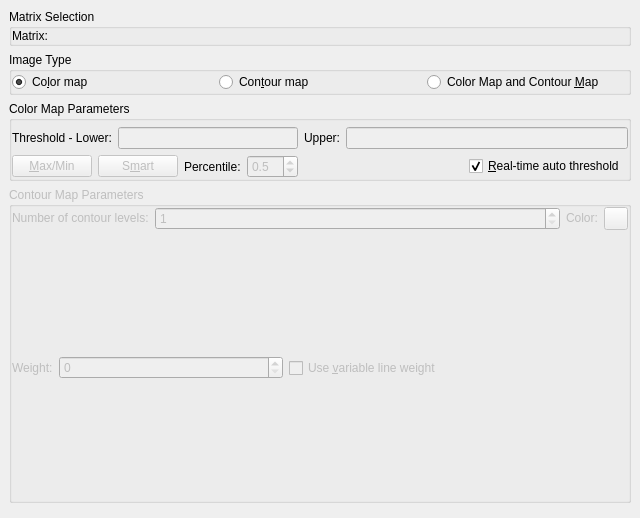
Kst-plot/kst, file src/libkstapp/imagetab.ui: the form before one commit.
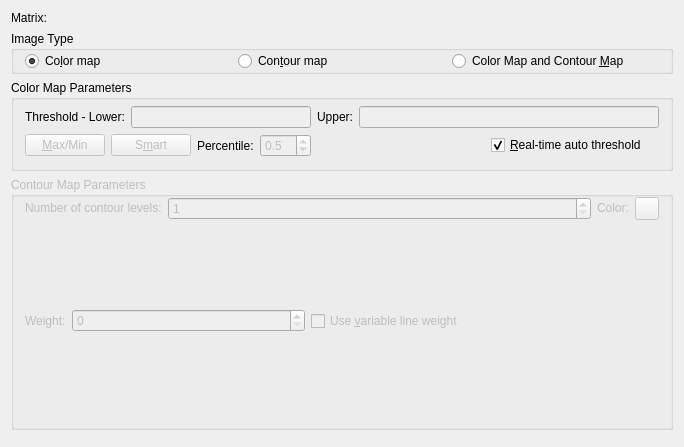
The form after the commit. Custom widgets are drawn as their Qt base class.

```diff
--- a/src/libkstapp/imagetab.ui
+++ b/src/libkstapp/imagetab.ui
@@ -5,94 +5,46 @@
    <rect>
     <x>0</x>
     <y>0</y>
-    <width>640</width>
-    <height>518</height>
+    <width>684</width>
+    <height>447</height>
    </rect>
   </property>
-  <layout class="QVBoxLayout" >
-   <property name="spacing" >
-    <number>-1</number>
-   </property>
-   <property name="leftMargin" >
-    <number>9</number>
-   </property>
-   <property name="topMargin" >
-    <number>9</number>
-   </property>
-   <property name="rightMargin" >
-    <number>9</number>
-   </property>
-   <property name="bottomMargin" >
-    <number>9</number>
-   </property>
-   <item>
-    <widget class="QGroupBox" name="_matrixGroup" >
+  <layout class="QGridLayout" name="gridLayout" >
+   <item row="0" column="0" >
+    <widget class="QLabel" name="textLabel3" >
      <property name="sizePolicy" >
-      <sizepolicy vsizetype="Fixed" hsizetype="Preferred" >
+      <sizepolicy vsizetype="Minimum" hsizetype="Fixed" >
        <horstretch>0</horstretch>
        <verstretch>0</verstretch>
       </sizepolicy>
      </property>
-     <property name="title" >
-      <string>Matrix Selection</string>
+     <property name="text" >
+      <string>Matrix:</string>
      </property>
-     <layout class="QGridLayout" >
-      <property name="leftMargin" >
-       <number>0</number>
-      </property>
-      <property name="topMargin" >
-       <number>0</number>
-      </property>
-      <property name="rightMargin" >
-       <number>0</number>
-      </property>
-      <property name="bottomMargin" >
-       <number>0</number>
-      </property>
-      <item row="0" column="1" >
-       <widget class="Kst::MatrixSelector" native="1" name="_matrix" >
-        <property name="sizePolicy" >
-         <sizepolicy vsizetype="Preferred" hsizetype="MinimumExpanding" >
-          <horstretch>0</horstretch>
-          <verstretch>0</verstretch>
-         </sizepolicy>
-        </property>
-       </widget>
-      </item>
-      <item row="0" column="0" >
-       <widget class="QLabel" name="textLabel3" >
-        <property name="sizePolicy" >
-         <sizepolicy vsizetype="Minimum" hsizetype="Fixed" >
-          <horstretch>0</horstretch>
-          <verstretch>0</verstretch>
-         </sizepolicy>
-        </property>
-        <property name="text" >
-         <string>Matrix:</string>
-        </property>
-        <property name="wordWrap" >
-         <bool>false</bool>
-        </property>
-       </widget>
-      </item>
-     </layout>
+     <property name="wordWrap" >
+      <bool>false</bool>
+     </property>
     </widget>
    </item>
-   <item>
+   <item row="0" column="1" >
+    <widget class="Kst::MatrixSelector" native="1" name="_matrix" >
+     <property name="sizePolicy" >
+      <sizepolicy vsizetype="Preferred" hsizetype="MinimumExpanding" >
+       <horstretch>0</horstretch>
+       <verstretch>0</verstretch>
+      </sizepolicy>
+     </property>
+    </widget>
+   </item>
+   <item row="1" column="0" colspan="2" >
     <widget class="QGroupBox" name="_imageTypeGroup" >
      <property name="title" >
       <string>Image Type</string>
      </property>
      <layout class="QGridLayout" >
-      <property name="leftMargin" >
-       <number>0</number>
-      </property>
       <property name="topMargin" >
        <number>0</number>
       </property>
-      <property name="rightMargin" >
-       <number>0</number>
-      </property>
       <property name="bottomMargin" >
        <number>0</number>
       </property>
@@ -123,7 +75,7 @@
      </layout>
     </widget>
    </item>
-   <item>
+   <item row="2" column="0" colspan="2" >
     <widget class="QGroupBox" name="_colorMapGroup" >
      <property name="sizePolicy" >
       <sizepolicy vsizetype="Fixed" hsizetype="Minimum" >
@@ -135,18 +87,9 @@
       <string>Color Map Parameters</string>
      </property>
      <layout class="QGridLayout" >
-      <property name="leftMargin" >
-       <number>0</number>
-      </property>
       <property name="topMargin" >
        <number>0</number>
       </property>
-      <property name="rightMargin" >
-       <number>0</number>
-      </property>
-      <property name="bottomMargin" >
-       <number>0</number>
-      </property>
       <item row="0" column="0" colspan="4" >
        <widget class="Kst::ColorPalette" native="1" name="_colorPalette" >
         <property name="minimumSize" >
@@ -175,16 +118,7 @@
       </item>
       <item row="1" column="2" colspan="2" >
        <layout class="QHBoxLayout" >
-        <property name="leftMargin" >
-         <number>0</number>
-        </property>
-        <property name="topMargin" >
-         <number>0</number>
-        </property>
-        <property name="rightMargin" >
-         <number>0</number>
-        </property>
-        <property name="bottomMargin" >
+        <property name="margin" >
          <number>0</number>
         </property>
         <item>
@@ -217,16 +151,7 @@
       </item>
       <item row="1" column="0" colspan="2" >
        <layout class="QHBoxLayout" >
-        <property name="leftMargin" >
-         <number>0</number>
-        </property>
-        <property name="topMargin" >
-         <number>0</number>
-        </property>
-        <property name="rightMargin" >
-         <number>0</number>
-        </property>
-        <property name="bottomMargin" >
+        <property name="margin" >
          <number>0</number>
         </property>
         <item>
@@ -259,16 +184,7 @@
       </item>
       <item row="2" column="1" >
        <layout class="QHBoxLayout" >
-        <property name="leftMargin" >
-         <number>0</number>
-        </property>
-        <property name="topMargin" >
-         <number>0</number>
-        </property>
-        <property name="rightMargin" >
-         <number>0</number>
-        </property>
-        <property name="bottomMargin" >
+        <property name="margin" >
          <number>0</number>
         </property>
         <item>
@@ -339,7 +255,7 @@
         <property name="sizeType" >
          <enum>QSizePolicy::Expanding</enum>
         </property>
-        <property name="sizeHint" >
+        <property name="sizeHint" stdset="0" >
          <size>
           <width>41</width>
           <height>21</height>
@@ -350,7 +266,7 @@
      </layout>
     </widget>
    </item>
-   <item>
+   <item row="3" column="0" colspan="2" >
     <widget class="QGroupBox" name="_contourMapGroup" >
      <property name="enabled" >
       <bool>false</bool>
@@ -359,30 +275,12 @@
       <string>Contour Map Parameters</string>
      </property>
      <layout class="QGridLayout" >
-      <property name="leftMargin" >
-       <number>0</number>
-      </property>
       <property name="topMargin" >
        <number>0</number>
       </property>
-      <property name="rightMargin" >
-       <number>0</number>
-      </property>
-      <property name="bottomMargin" >
-       <number>0</number>
-      </property>
       <item row="0" column="2" >
        <layout class="QHBoxLayout" >
-        <property name="leftMargin" >
-         <number>0</number>
-        </property>
-        <property name="topMargin" >
-         <number>0</number>
-        </property>
-        <property name="rightMargin" >
-         <number>0</number>
-        </property>
-        <property name="bottomMargin" >
+        <property name="margin" >
          <number>0</number>
         </property>
         <item>
@@ -422,16 +320,7 @@
       </item>
       <item row="0" column="0" colspan="2" >
        <layout class="QHBoxLayout" >
-        <property name="leftMargin" >
-         <number>0</number>
-        </property>
-        <property name="topMargin" >
-         <number>0</number>
-        </property>
-        <property name="rightMargin" >
-         <number>0</number>
-        </property>
-        <property name="bottomMargin" >
+        <property name="margin" >
          <number>0</number>
         </property>
         <item>
@@ -473,16 +362,7 @@
       </item>
       <item row="1" column="0" >
        <layout class="QHBoxLayout" >
-        <property name="leftMargin" >
-         <number>0</number>
-        </property>
-        <property name="topMargin" >
-         <number>0</number>
-        </property>
-        <property name="rightMargin" >
-         <number>0</number>
-        </property>
-        <property name="bottomMargin" >
+        <property name="margin" >
          <number>0</number>
         </property>
         <item>
@@ -518,16 +398,7 @@
       </item>
       <item row="1" column="1" colspan="2" >
        <layout class="QHBoxLayout" >
-        <property name="leftMargin" >
-         <number>0</number>
-        </property>
-        <property name="topMargin" >
-         <number>0</number>
-        </property>
-        <property name="rightMargin" >
-         <number>0</number>
-        </property>
-        <property name="bottomMargin" >
+        <property name="margin" >
          <number>0</number>
         </property>
         <item>
@@ -545,7 +416,7 @@
           <property name="sizeType" >
            <enum>QSizePolicy::Expanding</enum>
           </property>
-          <property name="sizeHint" >
+          <property name="sizeHint" stdset="0" >
            <size>
             <width>76</width>
             <height>25</height>
@@ -558,15 +429,8 @@
      </layout>
     </widget>
    </item>
-   <item>
-    <widget class="Kst::CurvePlacement" native="1" name="_curvePlacement" >
-     <property name="sizePolicy" >
-      <sizepolicy vsizetype="Fixed" hsizetype="Preferred" >
-       <horstretch>0</horstretch>
-       <verstretch>0</verstretch>
-      </sizepolicy>
-     </property>
-    </widget>
+   <item row="4" column="0" colspan="2" >
+    <widget class="Kst::CurvePlacement" native="1" name="_curvePlacement" />
    </item>
   </layout>
  </widget>
```
Left out of the diff: 1 changed line with no effect on the pictures.
